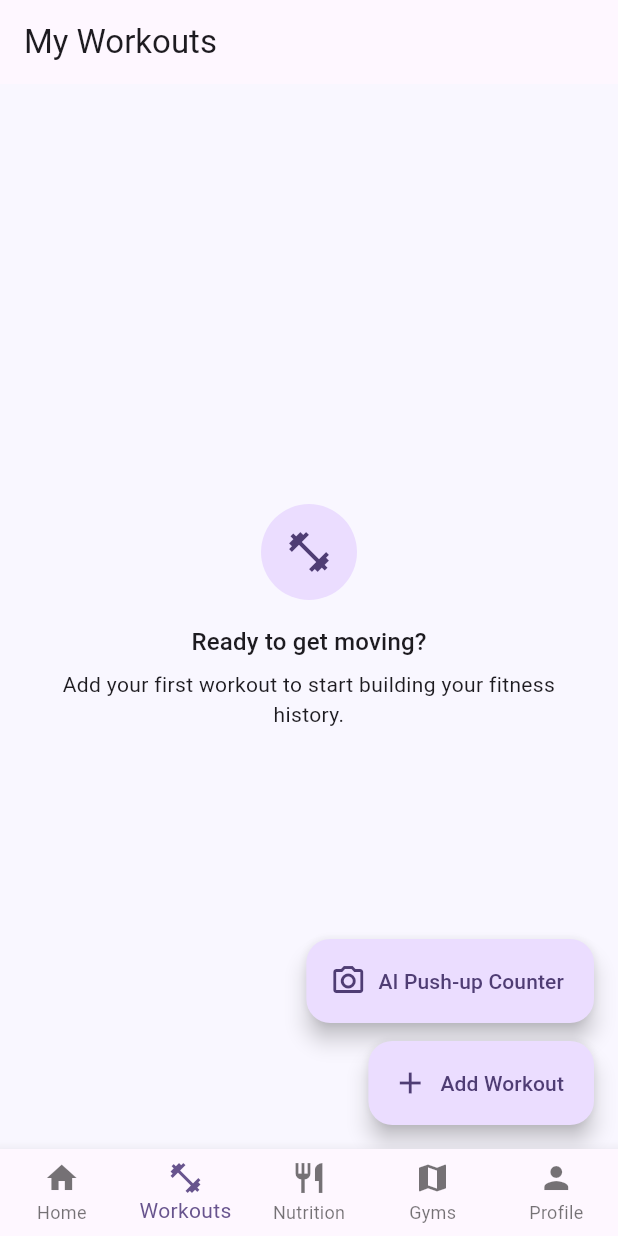
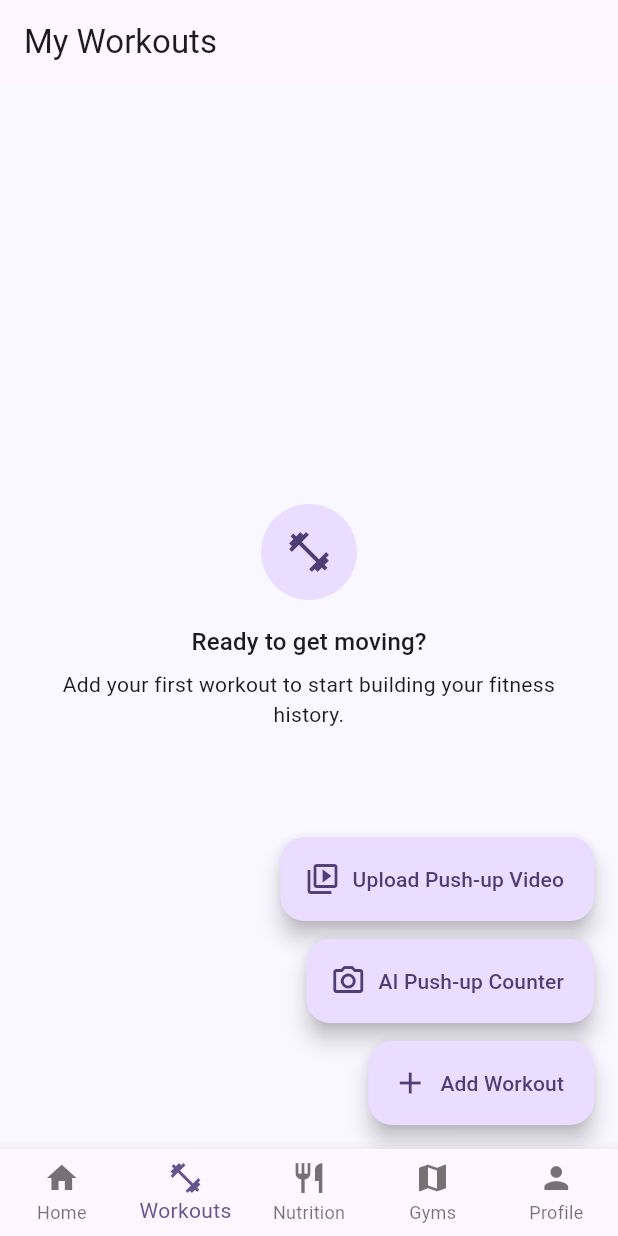
Before and after one commit to HAO9981/Fittrack, a Flutter app: the screen it shows once a user with an empty profile is signed in, item 2 of the bottom bar chosen, on a phone screen of 412 x 824 dp. Run offline on Flutter 3.47's test engine with Material 3 defaults, Android fonts, the phone set to English and light mode, and no system bars; our stand-ins replace camera, cloud_firestore, firebase_ai, firebase_auth, firebase_core, geolocator and 3 more; missing offline and left inert: firebase_app_check, google_mlkit_commons, google_mlkit_pose_detection, google_places_sdk_flutter, video_thumbnail; accounts and stored records are empty.

Commit message:
Add upload video entry to Workout screen

```diff
--- a/lib/src/screens/workout/workout_screen.dart
+++ b/lib/src/screens/workout/workout_screen.dart
@@ -7,6 +7,7 @@ import '../../widgets/app_empty_state.dart';
 import 'add_workout_screen.dart';
 import 'edit_workout_screen.dart';
 import 'push_up_counter_screen.dart';
+import 'push_up_video_analysis_screen.dart';
 
 class WorkoutScreen extends StatefulWidget {
   const WorkoutScreen({super.key});
@@ -73,6 +74,23 @@ class _WorkoutScreenState extends State<WorkoutScreen> {
           mainAxisSize: MainAxisSize.min,
           crossAxisAlignment: CrossAxisAlignment.end,
           children: [
+            FloatingActionButton.extended(
+              heroTag: 'ai_push_up_video',
+              onPressed: () {
+                if (FirebaseAuthService.instance.currentUser == null) {
+                  ScaffoldMessenger.of(context).showSnackBar(
+                    const SnackBar(content: Text('Please sign in to analyze a video.')),
+                  );
+                  return;
+                }
+                Navigator.of(context).push(
+                  MaterialPageRoute(builder: (_) => const PushUpVideoAnalysisScreen()),
+                );
+              },
+              icon: const Icon(Icons.video_library_outlined),
+              label: const Text('Upload Push-up Video'),
+            ),
+            const SizedBox(height: 12),
             FloatingActionButton.extended(
               heroTag: 'ai_push_up_counter',
               onPressed: _openAiCounter,
```
